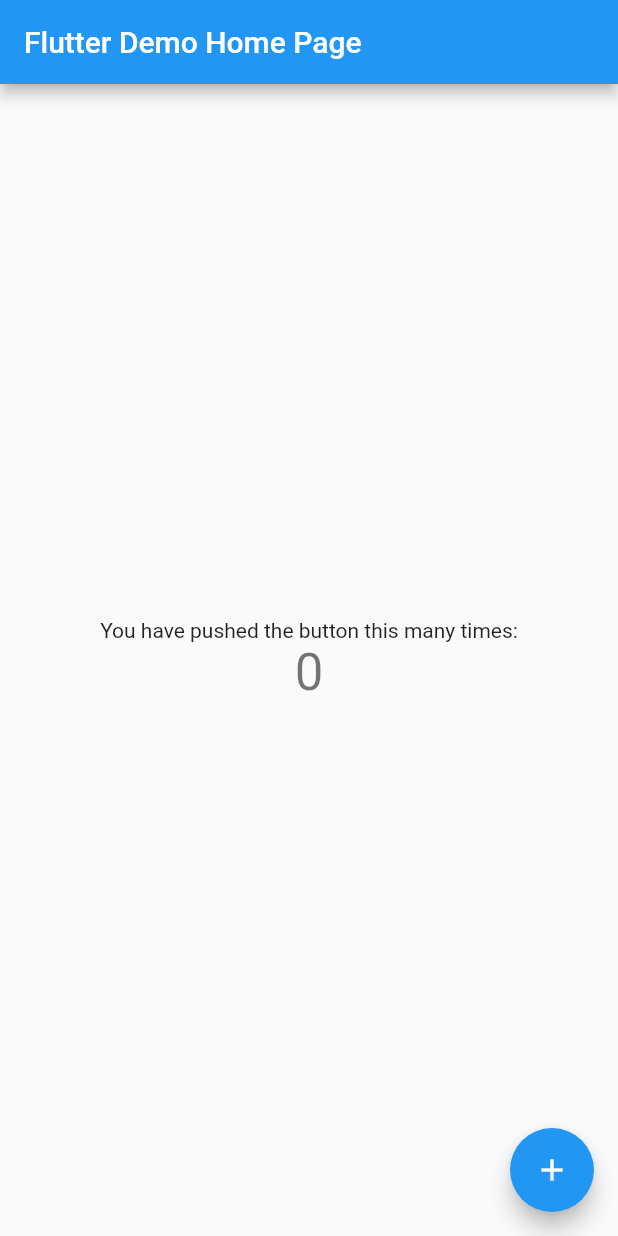
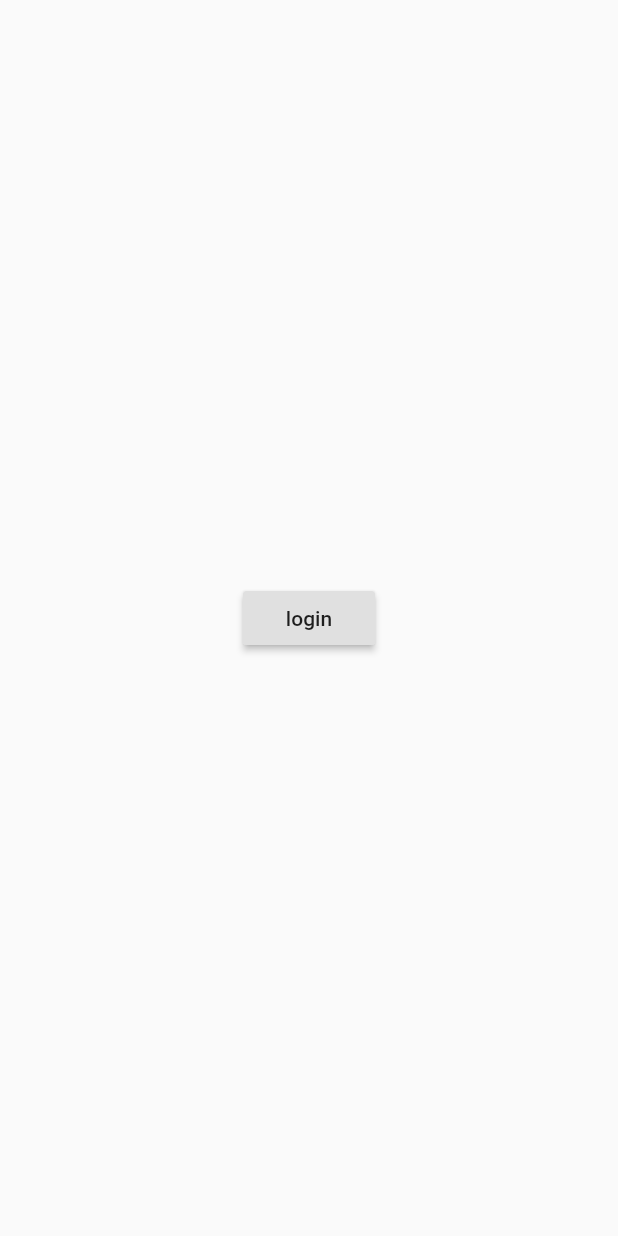
Before and after one commit to afonsocraposo/higeia, a Flutter app: the screen it shows after launch, on a phone screen of 412 x 824 dp. Run offline on Flutter 3.47's test engine with Material 2 defaults, Android fonts, the phone set to English and light mode, and no system bars; our stand-ins replace firebase_auth, firebase_core; accounts and stored records are empty.

Commit message:
Started login with phone - Firebase

```diff
--- /dev/null
+++ b/lib/login/login.dart
@@ -0,0 +1,53 @@
+import 'package:firebase_auth/firebase_auth.dart';
+import 'package:flutter/material.dart';
+
+class LoginScreen extends StatefulWidget {
+  const LoginScreen({Key key}) : super(key: key);
+
+  @override
+  LoginScreenState createState() => LoginScreenState();
+}
+
+class LoginScreenState extends State<LoginScreen> {
+  FirebaseAuth auth = FirebaseAuth.instance;
+
+  void login() {
+    print("test");
+    auth.verifyPhoneNumber(
+      phoneNumber: '+351926847938',
+      verificationCompleted: (PhoneAuthCredential credential) async {
+        // Sign the user in (or link) with the auto-generated credential
+        await auth.signInWithCredential(credential);
+        print(credential.smsCode);
+        Navigator.of(context).pushReplacementNamed("/home");
+      },
+      verificationFailed: (FirebaseAuthException e) {
+        print(e);
+      },
+      codeSent: (String verificationId, int resendToken) {
+        print("Code sent");
+        print(verificationId);
+      },
+      codeAutoRetrievalTimeout: (String verificationId) {
+        print("Auto retrieval");
+        print(verificationId);
+      },
+    );
+  }
+
+  @override
+  Widget build(BuildContext context) {
+    return Scaffold(
+      body: SafeArea(
+        child: Center(
+          child: RaisedButton(
+            onPressed: () {
+              login();
+            },
+            child: Text("login"),
+          ),
+        ),
+      ),
+    );
+  }
+}
--- a/lib/main.dart
+++ b/lib/main.dart
@@ -1,6 +1,13 @@
+import 'package:firebase_core/firebase_core.dart';
 import 'package:flutter/material.dart';
 
-void main() {
+import 'splash.dart';
+import 'homepage.dart';
+import 'login/login.dart';
+
+void main() async {
+  WidgetsFlutterBinding.ensureInitialized();
+  await Firebase.initializeApp();
   runApp(MyApp());
 }
 
@@ -9,109 +16,16 @@ class MyApp extends StatelessWidget {
   @override
   Widget build(BuildContext context) {
     return MaterialApp(
-      title: 'Flutter Demo',
+      title: 'Higeia',
       theme: ThemeData(
-        // This is the theme of your application.
-        //
-        // Try running your application with "flutter run". You'll see the
-        // application has a blue toolbar. Then, without quitting the app, try
-        // changing the primarySwatch below to Colors.green and then invoke
-        // "hot reload" (press "r" in the console where you ran "flutter run",
-        // or simply save your changes to "hot reload" in a Flutter IDE).
-        // Notice that the counter didn't reset back to zero; the application
-        // is not restarted.
         primarySwatch: Colors.blue,
-        // This makes the visual density adapt to the platform that you run
-        // the app on. For desktop platforms, the controls will be smaller and
-        // closer together (more dense) than on mobile platforms.
         visualDensity: VisualDensity.adaptivePlatformDensity,
       ),
-      home: MyHomePage(title: 'Flutter Demo Home Page'),
+      home: SplashScreen(),
+      routes: <String, WidgetBuilder>{
+        '/login': (BuildContext context) => LoginScreen(),
+        '/home': (BuildContext context) => HomePage(),
+      },
     );
   }
 }
-
-class MyHomePage extends StatefulWidget {
-  MyHomePage({Key key, this.title}) : super(key: key);
-
-  // This widget is the home page of your application. It is stateful, meaning
-  // that it has a State object (defined below) that contains fields that affect
-  // how it looks.
-
-  // This class is the configuration for the state. It holds the values (in this
-  // case the title) provided by the parent (in this case the App widget) and
-  // used by the build method of the State. Fields in a Widget subclass are
-  // always marked "final".
-
-  final String title;
-
-  @override
-  _MyHomePageState createState() => _MyHomePageState();
-}
-
-class _MyHomePageState extends State<MyHomePage> {
-  int _counter = 0;
-
-  void _incrementCounter() {
-    setState(() {
-      // This call to setState tells the Flutter framework that something has
-      // changed in this State, which causes it to rerun the build method below
-      // so that the display can reflect the updated values. If we changed
-      // _counter without calling setState(), then the build method would not be
-      // called again, and so nothing would appear to happen.
-      _counter++;
-    });
-  }
-
-  @override
-  Widget build(BuildContext context) {
-    // This method is rerun every time setState is called, for instance as done
-    // by the _incrementCounter method above.
-    //
-    // The Flutter framework has been optimized to make rerunning build methods
-    // fast, so that you can just rebuild anything that needs updating rather
-    // than having to individually change instances of widgets.
-    return Scaffold(
-      appBar: AppBar(
-        // Here we take the value from the MyHomePage object that was created by
-        // the App.build method, and use it to set our appbar title.
-        title: Text(widget.title),
-      ),
-      body: Center(
-        // Center is a layout widget. It takes a single child and positions it
-        // in the middle of the parent.
-        child: Column(
-          // Column is also a layout widget. It takes a list of children and
-          // arranges them vertically. By default, it sizes itself to fit its
-          // children horizontally, and tries to be as tall as its parent.
-          //
-          // Invoke "debug painting" (press "p" in the console, choose the
-          // "Toggle Debug Paint" action from the Flutter Inspector in Android
-          // Studio, or the "Toggle Debug Paint" command in Visual Studio Code)
-          // to see the wireframe for each widget.
-          //
-          // Column has various properties to control how it sizes itself and
-          // how it positions its children. Here we use mainAxisAlignment to
-          // center the children vertically; the main axis here is the vertical
-          // axis because Columns are vertical (the cross axis would be
-          // horizontal).
-          mainAxisAlignment: MainAxisAlignment.center,
-          children: <Widget>[
-            Text(
-              'You have pushed the button this many times:',
-            ),
-            Text(
-              '$_counter',
-              style: Theme.of(context).textTheme.headline4,
-            ),
-          ],
-        ),
-      ),
-      floatingActionButton: FloatingActionButton(
-        onPressed: _incrementCounter,
-        tooltip: 'Increment',
-        child: Icon(Icons.add),
-      ), // This trailing comma makes auto-formatting nicer for build methods.
-    );
-  }
-}
```
Also changed, not shown: lib/homepage.dart (added, +27 -0 lines), lib/splash.dart (added, +37 -0 lines), pubspec.yaml (+6 -1 lines), pubspec.lock, 9 other files.
